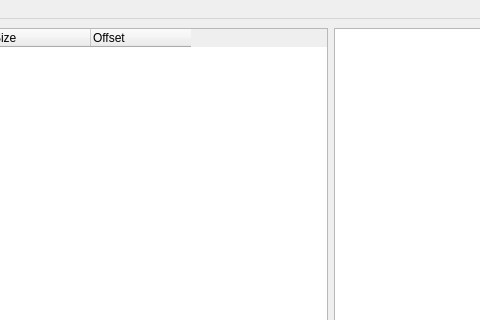
Before: the Qt Designer form src/mainwindow.ui in antpiasecki/dull, drawn with Qt 5; both pictures show x 119 to 599 and y 0 to 320 of the 900 by 600 pixel window.
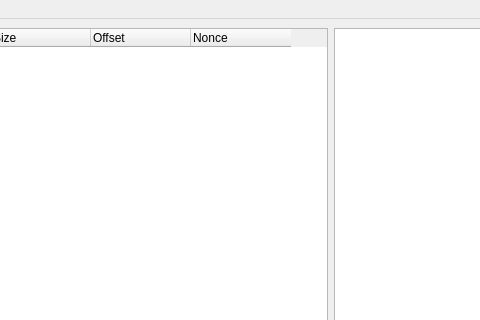
After: the same form once the commit is applied.

```diff
--- a/src/mainwindow.ui
+++ b/src/mainwindow.ui
@@ -38,6 +38,11 @@
         <string>Offset</string>
        </property>
       </column>
+      <column>
+       <property name="text">
+        <string>Nonce</string>
+       </property>
+      </column>
      </widget>
     </item>
     <item>
```
